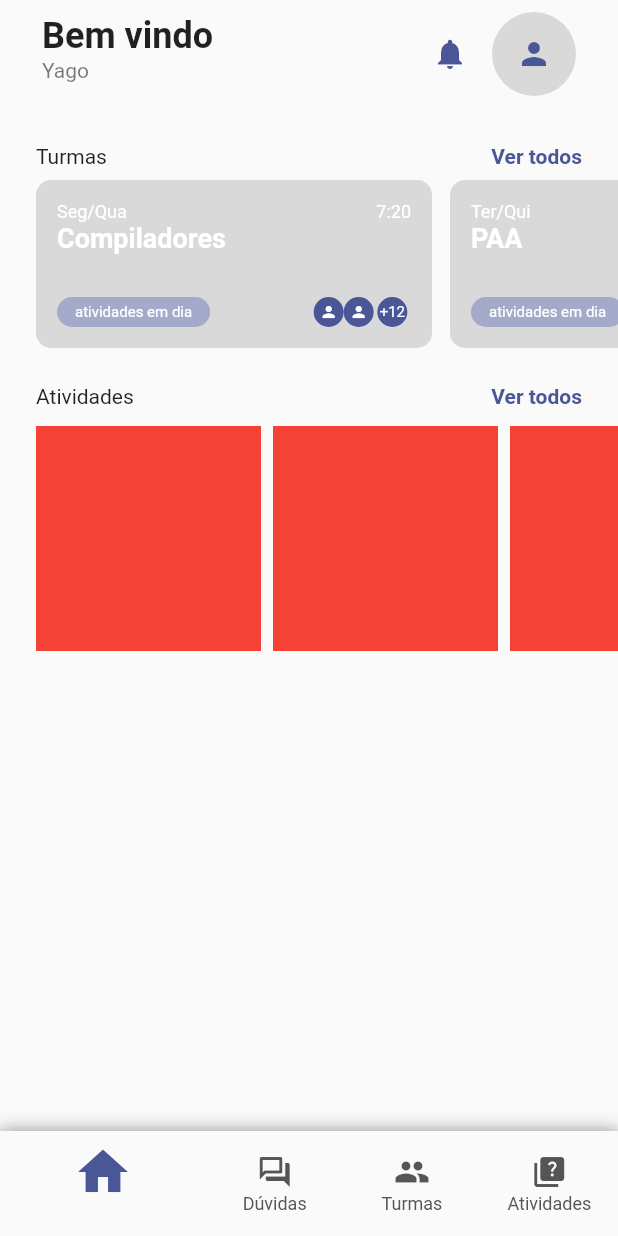
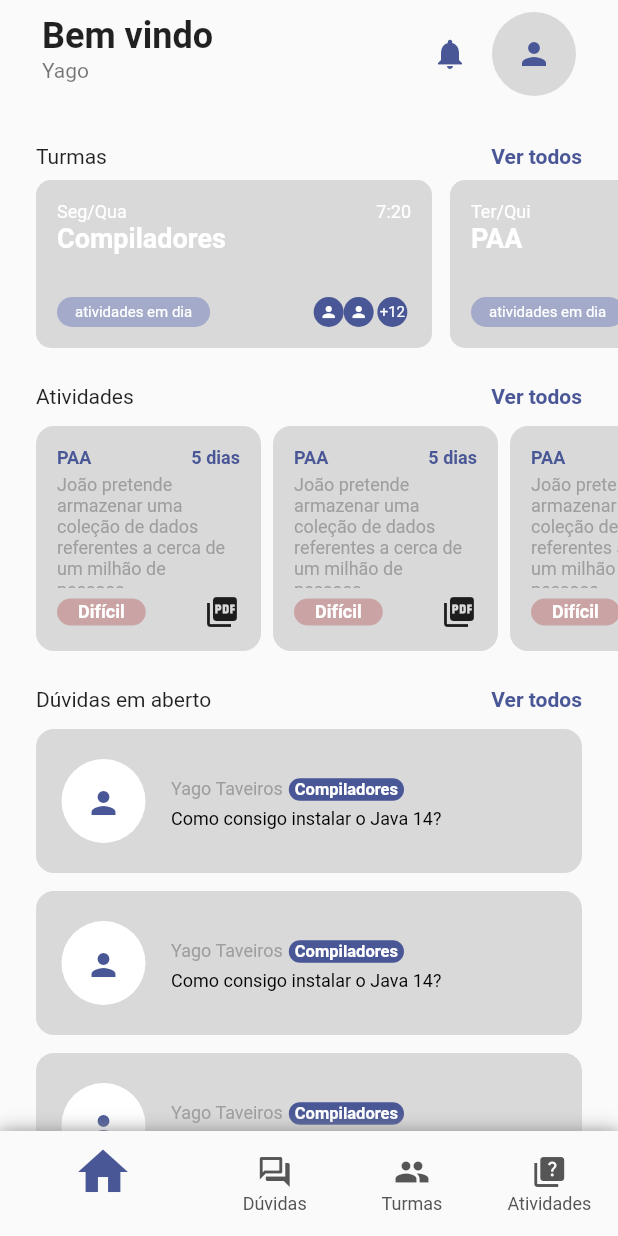
Before and after one commit to IClassroom/iclassroom-mobile, a Flutter app: the screen it shows after launch, on a phone screen of 412 x 824 dp. Run offline on Flutter 3.47's test engine with Material 2 defaults, Android fonts, the phone set to English and light mode, and no system bars; our stand-ins replace equatable, flutter_bloc; accounts and stored records are empty.

Commit message:
mocked home page

```diff
--- a/lib/app/modules/logged_area/pages/home.dart
+++ b/lib/app/modules/logged_area/pages/home.dart
@@ -3,7 +3,9 @@ import 'package:flutter_bloc/flutter_bloc.dart';
 import 'package:iclassroom/api/models/class.dart';
 import 'package:iclassroom/api/models/user.dart';
 import 'package:iclassroom/api/repositories/auth_repository.dart';
+import 'package:iclassroom/app/shared/widgets/components/iclassroom_activity_card.dart';
 import 'package:iclassroom/app/shared/widgets/components/iclassroom_class_card.dart';
+import 'package:iclassroom/app/shared/widgets/components/iclassroom_questions_card.dart';
 
 class HomePage extends StatefulWidget {
   const HomePage({Key? key}) : super(key: key);
@@ -152,26 +154,48 @@ class _HomePageState extends State<HomePage> {
               height: 150,
               child: ListView(
                 scrollDirection: Axis.horizontal,
-                children: [
-                  const SizedBox(width: 24),
-                  Container(
-                    color: Colors.red,
-                    width: 150,
-                  ),
-                  const SizedBox(width: 8),
-                  Container(
-                    color: Colors.red,
-                    width: 150,
-                  ),
-                  const SizedBox(width: 8),
-                  Container(
-                    color: Colors.red,
-                    width: 150,
-                  ),
-                  const SizedBox(width: 24),
+                children: const [
+                  SizedBox(width: 24),
+                  IClassroomActivityCard(),
+                  SizedBox(width: 8),
+                  IClassroomActivityCard(),
+                  SizedBox(width: 8),
+                  IClassroomActivityCard(),
+                  SizedBox(width: 24),
                 ],
               ),
             ),
+            const SizedBox(height: 24),
+            Padding(
+              padding: const EdgeInsets.symmetric(horizontal: 24.0),
+              child: Row(
+                mainAxisAlignment: MainAxisAlignment.spaceBetween,
+                children: [
+                  const Text('Dúvidas em aberto'),
+                  Text(
+                    'Ver todos',
+                    style: TextStyle(
+                      color: Theme.of(context).primaryColor,
+                      fontWeight: FontWeight.bold,
+                    ),
+                  ),
+                ],
+              ),
+            ),
+            const SizedBox(height: 12),
+            Padding(
+              padding: const EdgeInsets.symmetric(horizontal: 24.0),
+              child: Column(
+                children: const [
+                  IClassroomQuestionCard(),
+                  SizedBox(height: 12),
+                  IClassroomQuestionCard(),
+                  SizedBox(height: 12),
+                  IClassroomQuestionCard(),
+                ],
+              ),
+            ),
+            const SizedBox(height: 30),
           ],
         ),
       ),
--- /dev/null
+++ b/lib/app/shared/widgets/components/iclassroom_activity_card.dart
@@ -0,0 +1,68 @@
+import 'package:flutter/material.dart';
+
+class IClassroomActivityCard extends StatefulWidget {
+  const IClassroomActivityCard({Key? key}) : super(key: key);
+
+  @override
+  State<IClassroomActivityCard> createState() => _IClassroomActivityCardState();
+}
+
+class _IClassroomActivityCardState extends State<IClassroomActivityCard> {
+  @override
+  Widget build(BuildContext context) {
+    return Container(
+      width: 150,
+      padding: const EdgeInsets.all(14),
+      decoration: BoxDecoration(
+        color: const Color(0xFFD9D9D9),
+        borderRadius: BorderRadius.circular(12),
+      ),
+      child: Column(
+        mainAxisSize: MainAxisSize.min,
+        children: [
+          Row(
+            mainAxisAlignment: MainAxisAlignment.spaceBetween,
+            children: [
+              Text(
+                'PAA',
+                style: TextStyle(
+                  color: Theme.of(context).primaryColor,
+                  fontSize: 12,
+                  fontWeight: FontWeight.bold,
+                ),
+              ),
+              Text(
+                '5 dias',
+                style: TextStyle(
+                  color: Theme.of(context).primaryColor,
+                  fontSize: 12,
+                  fontWeight: FontWeight.bold,
+                ),
+              ),
+            ],
+          ),
+          const SizedBox(height: 4),
+          const Flexible(
+            flex: 10,
+            child: Text('João pretende armazenar uma coleção de dados referentes a cerca de um milhão de pessoas...', style: TextStyle(color: Colors.grey, fontSize: 12),),
+          ),
+          const SizedBox(height: 4),
+          Row(
+            mainAxisAlignment: MainAxisAlignment.spaceBetween,
+            children: [
+              Container(
+                padding: const EdgeInsets.symmetric(vertical: 2, horizontal: 14),
+                decoration: BoxDecoration(
+                  color: const Color(0xFFCAA4A4),
+                  borderRadius: BorderRadius.circular(10),
+                ),
+                child: const Text('Difícil', style: TextStyle(color: Colors.white, fontSize: 12, fontWeight: FontWeight.bold),),
+              ),
+              const Icon(Icons.picture_as_pdf)
+            ],
+          ),
+        ],
+      ),
+    );
+  }
+}
--- /dev/null
+++ b/lib/app/shared/widgets/components/iclassroom_questions_card.dart
@@ -0,0 +1,55 @@
+import 'package:flutter/material.dart';
+
+class IClassroomQuestionCard extends StatefulWidget {
+  const IClassroomQuestionCard({Key? key}) : super(key: key);
+
+  @override
+  State<IClassroomQuestionCard> createState() => _IClassroomQuestionCardState();
+}
+
+class _IClassroomQuestionCardState extends State<IClassroomQuestionCard> {
+  @override
+  Widget build(BuildContext context) {
+    return Container(
+      padding: const EdgeInsets.symmetric(vertical: 12),
+      decoration: BoxDecoration(
+        color: const Color(0xFFD9D9D9),
+        borderRadius: BorderRadius.circular(12),
+      ),
+      child: ListTile(
+        leading: Container(
+          padding: const EdgeInsets.all(17),
+          decoration: const BoxDecoration(
+            shape: BoxShape.circle,
+            color: Colors.white,
+          ),
+          child: Icon(
+            Icons.person,
+            color: Theme.of(context).primaryColor,
+          ),
+        ),
+        title: Row(
+          children: [
+            const Text(
+              'Yago Taveiros',
+              style: TextStyle(color: Colors.grey, fontSize: 12),
+            ),
+            const SizedBox(width: 4),
+            Container(
+              padding: const EdgeInsets.symmetric(vertical: 1, horizontal: 4),
+              decoration: BoxDecoration(
+                color: const Color(0xFF495796),
+                borderRadius: BorderRadius.circular(10)
+              ),
+              child: const Text('Compiladores', style: TextStyle(color: Colors.white, fontWeight: FontWeight.bold, fontSize: 11),),
+            )
+          ],
+        ),
+        subtitle: const Text(
+          'Como consigo instalar o Java 14?',
+          style: TextStyle(color: Colors.black, fontSize: 12),
+        ),
+      ),
+    );
+  }
+}
```
